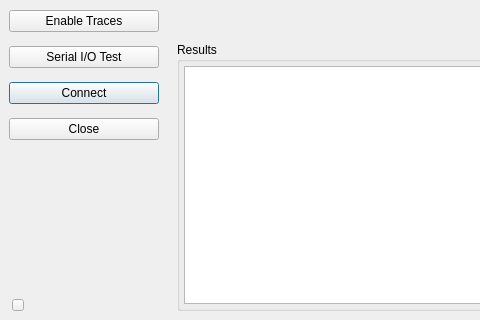
First picture: the form in VSPClient/ui/vscmainwindow.ui, repository britus/VSPClient, before the edit; both pictures show x 0 to 480 and y 260 to 580 of the 720 by 580 pixel window.
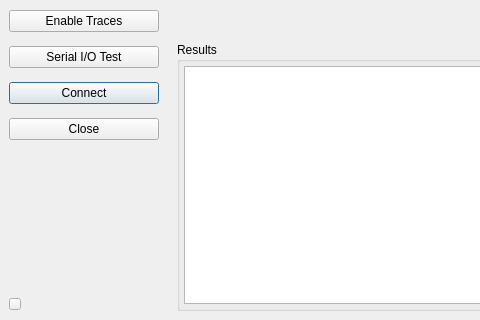
Second picture: the form after the edit. Icons and pictures are not drawn. Custom widgets are drawn as their Qt base class.

Diff of the .ui file:
```diff
--- a/VSPClient/ui/vscmainwindow.ui
+++ b/VSPClient/ui/vscmainwindow.ui
@@ -162,18 +162,11 @@
          </property>
         </widget>
        </item>
-       <item>
-        <spacer name="verticalSpacer_2">
-         <property name="sizeHint" stdset="0">
-          <size>
-           <width>20</width>
-           <height>40</height>
-          </size>
-         </property>
-        </spacer>
-       </item>
        <item>
         <spacer name="verticalSpacer">
+         <property name="orientation">
+          <enum>Qt::Vertical</enum>
+         </property>
          <property name="sizeHint" stdset="0">
           <size>
            <width>20</width>
@@ -183,10 +176,16 @@
         </spacer>
        </item>
        <item>
-        <widget class="QWidget" name="widget" native="true">
+        <widget class="QWidget" name="widget_2" native="true">
+         <property name="sizePolicy">
+          <sizepolicy hsizetype="Expanding" vsizetype="Minimum">
+           <horstretch>0</horstretch>
+           <verstretch>0</verstretch>
+          </sizepolicy>
+         </property>
          <layout class="QHBoxLayout" name="horizontalLayout">
           <property name="spacing">
-           <number>4</number>
+           <number>24</number>
           </property>
           <property name="leftMargin">
            <number>0</number>
@@ -221,13 +220,16 @@
           </item>
           <item>
            <spacer name="horizontalSpacer">
+            <property name="orientation">
+             <enum>Qt::Horizontal</enum>
+            </property>
             <property name="sizeType">
-             <enum>QSizePolicy::Fixed</enum>
+             <enum>QSizePolicy::Expanding</enum>
             </property>
             <property name="sizeHint" stdset="0">
              <size>
-              <width>132</width>
-              <height>8</height>
+              <width>111</width>
+              <height>14</height>
              </size>
             </property>
            </spacer>
```
Left out of the diff: 1 changed line with no effect on the pictures.
